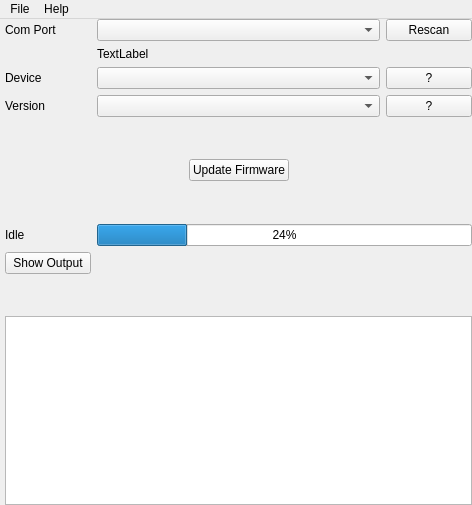
This is DPWebUpdate/gui/mainwindow.ui in DynamicPerception/DPWebUpdate as Qt 5 draws it before an edit. The edited form follows.
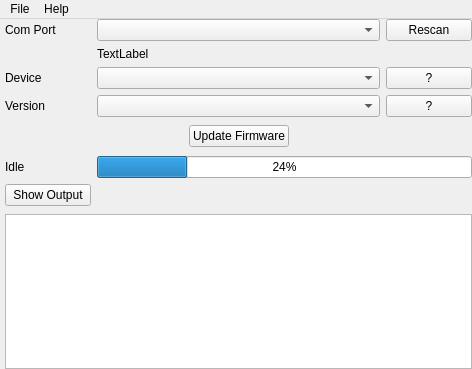
This is the edited form.

The edit to the form file:
```diff
--- a/DPWebUpdate/gui/mainwindow.ui
+++ b/DPWebUpdate/gui/mainwindow.ui
@@ -7,7 +7,7 @@
     <x>0</x>
     <y>0</y>
     <width>472</width>
-    <height>505</height>
+    <height>369</height>
    </rect>
   </property>
   <property name="windowTitle">
```
